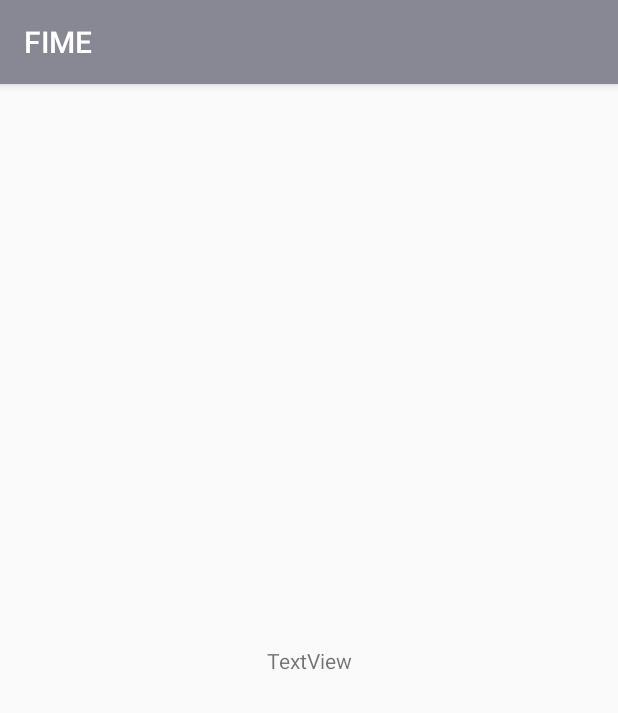
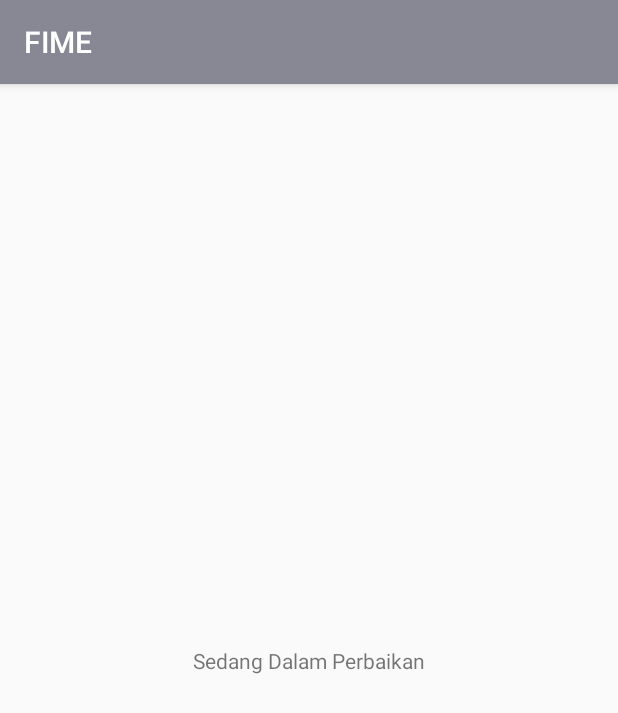
Before and after one commit to krisnawid/FIME-Just-one, an Android app: the CompanyProfileActivity screen opened directly, with no data from a screen before it, on a phone screen of 412 x 824 dp. Shown: the top 713 px of the screen. Run offline under Robolectric (Android 15) with nearby library versions, the light colour scheme and no system bars.

Commit message:
Finish Client

```diff
--- a/app/build.gradle
+++ b/app/build.gradle
@@ -29,6 +29,9 @@ dependencies {
 
     implementation 'androidx.cardview:cardview:1.0.0'
     implementation 'com.android.support:design'
+    implementation 'com.google.firebase:firebase-analytics:17.2.0'
+
+    implementation 'com.google.firebase:firebase-messaging:11.6.2'
 
     testImplementation 'junit:junit:4.12'
     androidTestImplementation 'androidx.test:runner:1.1.1'
@@ -42,3 +45,4 @@ dependencies {
     implementation 'androidx.room:room-runtime:2.2.1'
     annotationProcessor 'androidx.room:room-compiler:2.2.1'
 }
+apply plugin: 'com.google.gms.google-services'
--- a/app/src/main/AndroidManifest.xml
+++ b/app/src/main/AndroidManifest.xml
@@ -24,5 +24,6 @@
             </intent-filter>
         </activity>
     </application>
+    <uses-permission android:name="android.permission.INTERNET" />
 
 </manifest>
--- a/app/src/main/java/com/sdkdroid/fime_just_one/LaporanActivity.java
+++ b/app/src/main/java/com/sdkdroid/fime_just_one/LaporanActivity.java
@@ -178,6 +178,8 @@ public class LaporanActivity extends AppCompatActivity {
                     if (l.getTanggal().after(tanggalAwalDate) && l.getTanggal().before(tanggalAkhirDate)) {
                         totalPemasukan += l.getPemasukan();
                         totalPengeluaran += l.getPengeluaran();
+                    }else{
+                        Toast.makeText(LaporanActivity.this, "kosong", Toast.LENGTH_SHORT).show();
                     }
                 }
                 DecimalFormat kursIndonesia = (DecimalFormat) DecimalFormat.getCurrencyInstance();
--- a/app/src/main/java/com/sdkdroid/fime_just_one/data/FIMEAppDatabase.java
+++ b/app/src/main/java/com/sdkdroid/fime_just_one/data/FIMEAppDatabase.java
@@ -51,7 +51,7 @@ public abstract class FIMEAppDatabase extends RoomDatabase {
 
         @Override
         protected Void doInBackground(Void... voids) {
-//            perusahaanDao.insert(new Perusahaan("Default","Default","Default"));
+            perusahaanDao.insert(new Perusahaan("Go-Juice","Farida","Blimbing"));
             return null;
         }
     }
--- a/app/src/main/res/layout/activity_company_profile.xml
+++ b/app/src/main/res/layout/activity_company_profile.xml
@@ -11,7 +11,7 @@
         android:layout_width="wrap_content"
         android:layout_height="19dp"
         android:onClick="handleHellow"
-        android:text="TextView"
+        android:text="Sedang Dalam Perbaikan"
         app:layout_constraintBottom_toBottomOf="parent"
         app:layout_constraintEnd_toEndOf="parent"
         app:layout_constraintStart_toStartOf="parent"
--- a/build.gradle
+++ b/build.gradle
@@ -8,6 +8,7 @@ buildscript {
     }
     dependencies {
         classpath 'com.android.tools.build:gradle:3.5.0'
+        classpath 'com.google.gms:google-services:4.3.2'
 
         // NOTE: Do not place your application dependencies here; they belong
         // in the individual module build.gradle files
```
